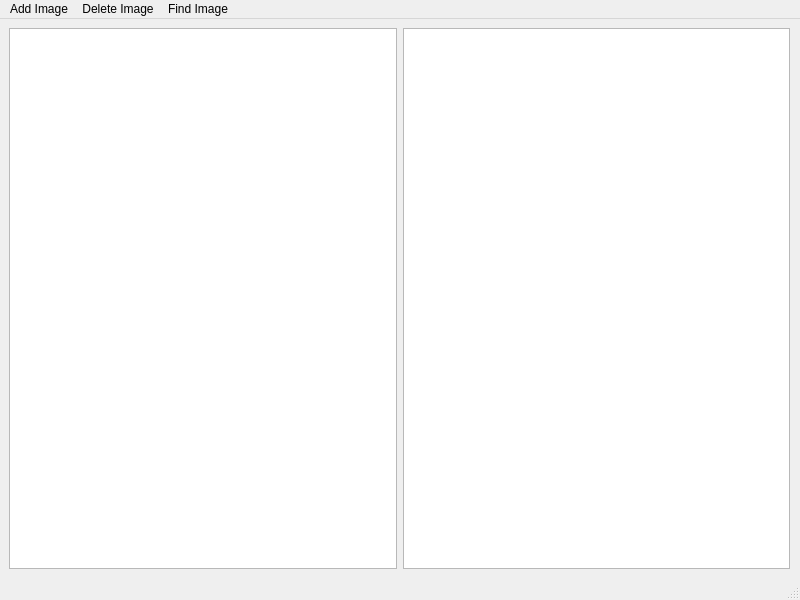
Old version of the form ShidBooru/BooruMenu.ui in the repository lsalmon/ShidBooru.
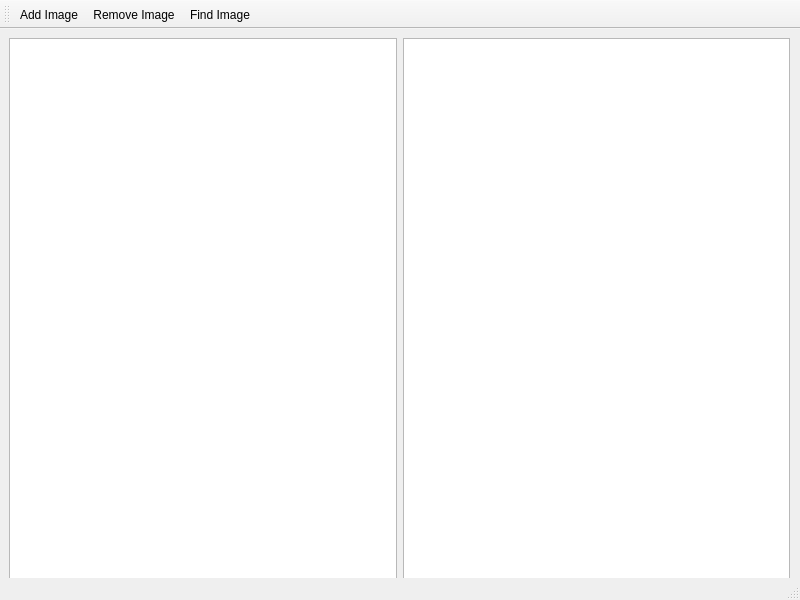
New version of the form.

```diff
--- a/ShidBooru/BooruMenu.ui
+++ b/ShidBooru/BooruMenu.ui
@@ -33,35 +33,36 @@
     </layout>
    </widget>
   </widget>
-  <widget class="QMenuBar" name="menubar">
-   <property name="geometry">
-    <rect>
-     <x>0</x>
-     <y>0</y>
-     <width>800</width>
-     <height>22</height>
-    </rect>
-   </property>
-   <widget class="QMenu" name="menuAdd_Image">
-    <property name="title">
-     <string>Add Image</string>
-    </property>
-   </widget>
-   <widget class="QMenu" name="menuDelete_Image">
-    <property name="title">
-     <string>Delete Image</string>
-    </property>
-   </widget>
-   <widget class="QMenu" name="menuFind_Image">
-    <property name="title">
-     <string>Find Image</string>
-    </property>
-   </widget>
-   <addaction name="menuAdd_Image"/>
-   <addaction name="menuDelete_Image"/>
-   <addaction name="menuFind_Image"/>
-  </widget>
   <widget class="QStatusBar" name="statusbar"/>
+  <widget class="QToolBar" name="toolBar">
+   <property name="windowTitle">
+    <string>toolBar</string>
+   </property>
+   <attribute name="toolBarArea">
+    <enum>TopToolBarArea</enum>
+   </attribute>
+   <attribute name="toolBarBreak">
+    <bool>false</bool>
+   </attribute>
+   <addaction name="actionAdd_Image"/>
+   <addaction name="actionRemove_Image"/>
+   <addaction name="actionFind_Image"/>
+  </widget>
+  <action name="actionAdd_Image">
+   <property name="text">
+    <string>Add Image</string>
+   </property>
+  </action>
+  <action name="actionRemove_Image">
+   <property name="text">
+    <string>Remove Image</string>
+   </property>
+  </action>
+  <action name="actionFind_Image">
+   <property name="text">
+    <string>Find Image</string>
+   </property>
+  </action>
  </widget>
  <resources/>
  <connections/>
```
